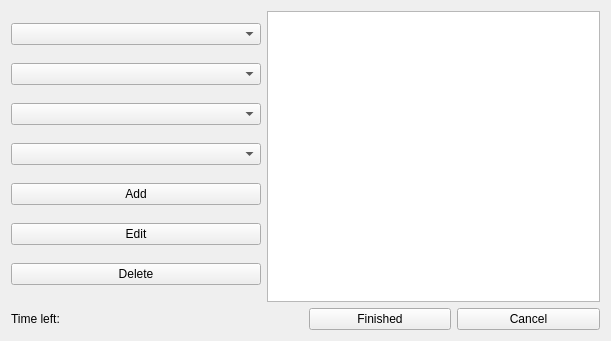
The window that AACI V2/Labor-Tracker/clockoutform.ui (joshuawootonn/time-track) describes before a commit, drawn with Qt 5.
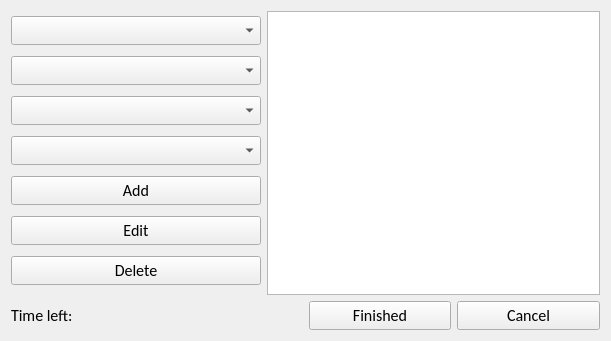
The same window after the commit.

```diff
--- a/AACI V2/Labor-Tracker/clockoutform.ui
+++ b/AACI V2/Labor-Tracker/clockoutform.ui
@@ -10,6 +10,12 @@
     <height>341</height>
    </rect>
   </property>
+  <property name="font">
+   <font>
+    <family>Calibri</family>
+    <pointsize>12</pointsize>
+   </font>
+  </property>
   <property name="windowTitle">
    <string>Form</string>
   </property>
```
Left out of the diff: 2 changed lines with no effect on the pictures.
